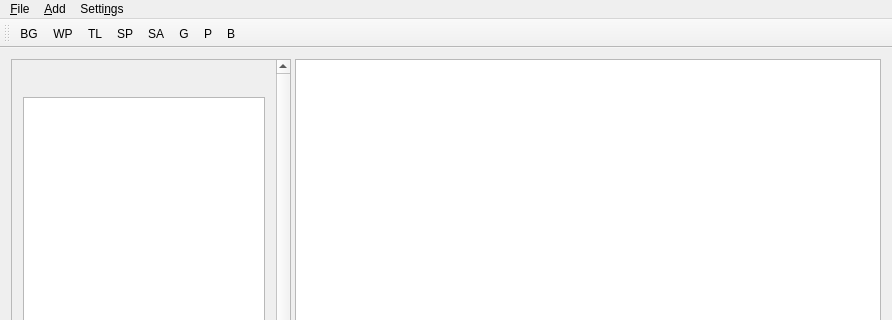
First picture: the form in mainwindow.ui, repository CCOMJHC/camp, before the edit; both pictures show x 0 to 892 and y 0 to 320 of the 892 by 819 pixel window.
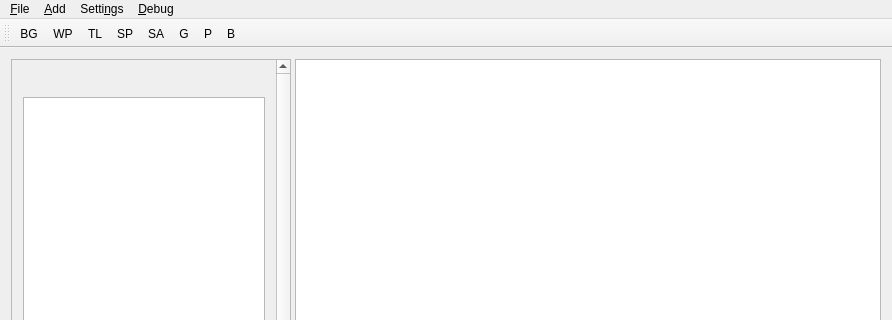
Second picture: the form after the edit. Icons and pictures are not drawn. Custom widgets are drawn as their Qt base class.

Commit message: Add menu item to clear display items and drawn contacts

Patch:
```diff
--- a/mainwindow.ui
+++ b/mainwindow.ui
@@ -140,7 +140,7 @@
      <x>0</x>
      <y>0</y>
      <width>892</width>
-     <height>20</height>
+     <height>22</height>
     </rect>
    </property>
    <widget class="QMenu" name="menu_File">
@@ -173,9 +173,16 @@
     </property>
     <addaction name="actionRadar"/>
    </widget>
+   <widget class="QMenu" name="menu_Debug">
+    <property name="title">
+     <string>&amp;Debug</string>
+    </property>
+    <addaction name="actionClear_Display"/>
+   </widget>
    <addaction name="menu_File"/>
    <addaction name="menu_Add"/>
    <addaction name="menuSettings"/>
+   <addaction name="menu_Debug"/>
   </widget>
   <widget class="QToolBar" name="mainToolBar">
    <attribute name="toolBarArea">
```
Left out of the diff: 5 changed lines with no effect on the pictures. The commit also changes 4 other files.
